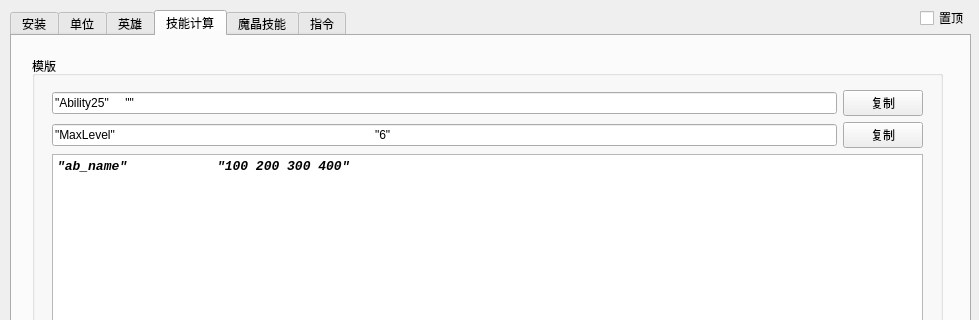
Old version of the form untitled.ui in the repository JeremyChim/Dota-Tool; both pictures show x 0 to 979 and y 0 to 320 of the 979 by 789 pixel window.
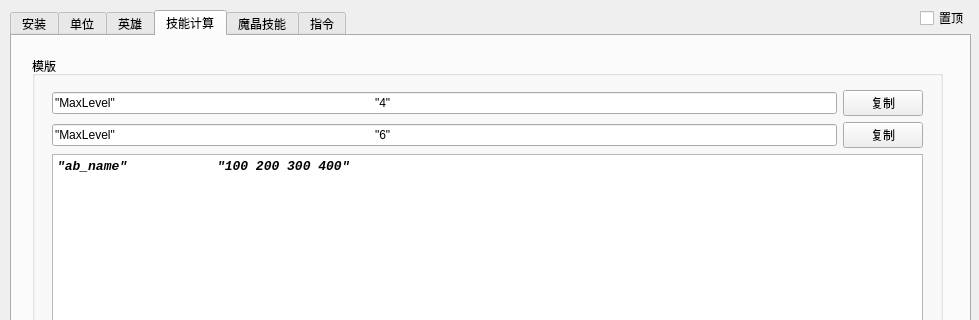
New version of the form. The open tabs and pages were chosen to show the change.

```diff
--- a/untitled.ui
+++ b/untitled.ui
@@ -1906,7 +1906,7 @@
            <item>
             <widget class="QLineEdit" name="lineEdit_31">
              <property name="text">
-              <string>&quot;Ability25&quot;     &quot;&quot;</string>
+              <string>&quot;MaxLevel&quot;            			&quot;4&quot;</string>
              </property>
             </widget>
            </item>
```
Left out of the diff: 2 changed lines with no effect on the pictures.
